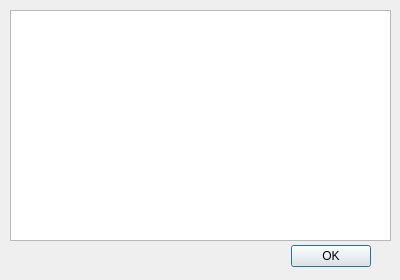
Old version of the form playlistdisplay.ui in the repository UAVWorks/randMPlayer.
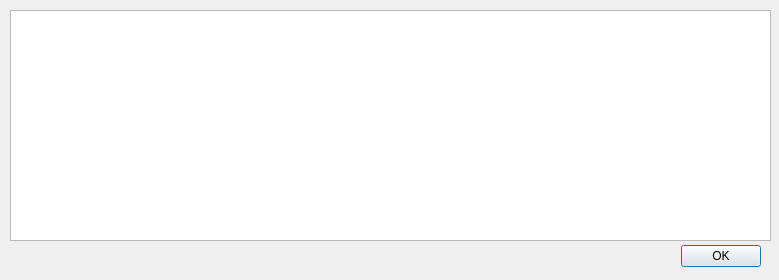
New version of the form.

Commit message: Implemented playlistDisplay. Resized playlistDisplay window.

What changed in the file:
```diff
--- a/playlistdisplay.ui
+++ b/playlistdisplay.ui
@@ -6,7 +6,7 @@
    <rect>
     <x>0</x>
     <y>0</y>
-    <width>400</width>
+    <width>779</width>
     <height>280</height>
    </rect>
   </property>
@@ -16,7 +16,7 @@
   <widget class="QDialogButtonBox" name="buttonBox">
    <property name="geometry">
     <rect>
-     <x>30</x>
+     <x>420</x>
      <y>240</y>
      <width>341</width>
      <height>32</height>
@@ -34,7 +34,7 @@
     <rect>
      <x>10</x>
      <y>10</y>
-     <width>381</width>
+     <width>761</width>
      <height>231</height>
     </rect>
    </property>
```
The commit also changes 1 other file.
